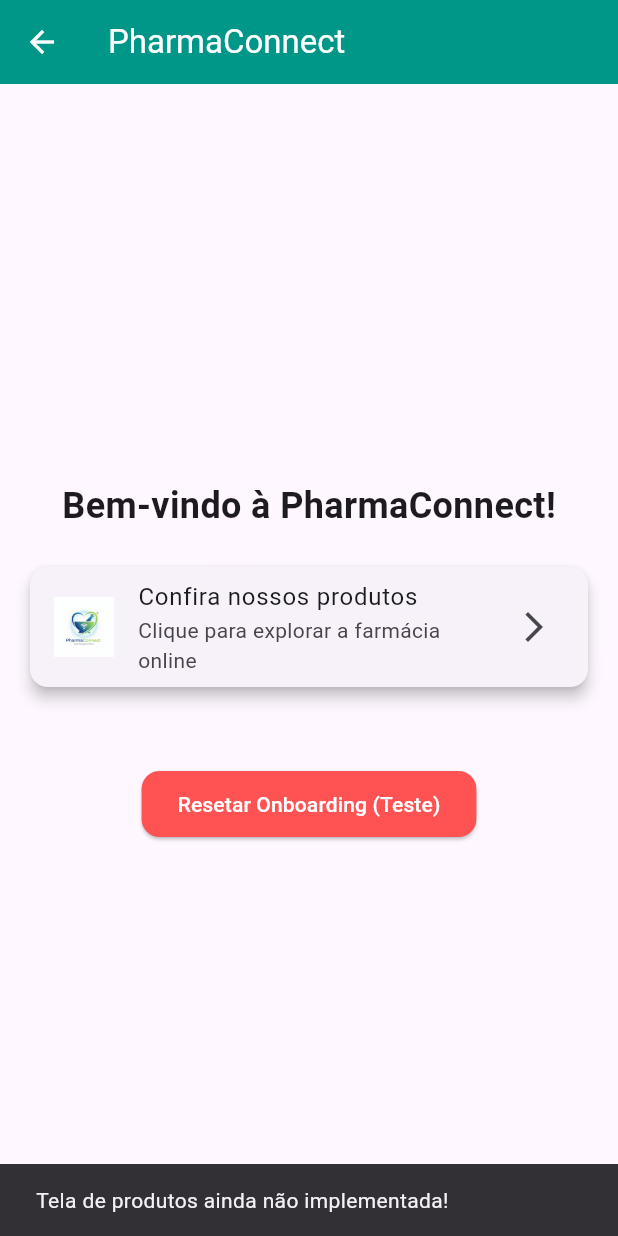
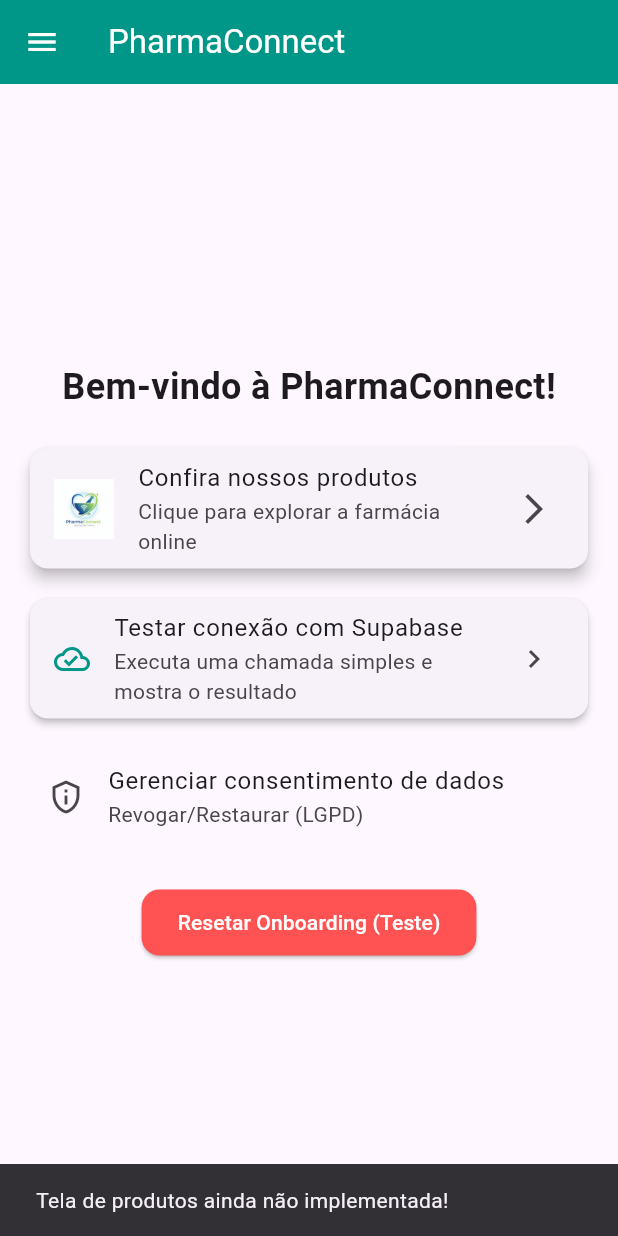
Before and after one commit to guilhermedasilva2/farmacia-apk, a Flutter app: the HomeScreen screen opened by its route, after a tap on "Confira nossos produtos", on a phone screen of 412 x 824 dp. Run offline on Flutter 3.47's test engine with Material 3 defaults, Android fonts, the phone set to English and light mode, and no system bars; our stand-ins replace dots_indicator, image_picker, shared_preferences, supabase_flutter; accounts and stored records are empty.

Commit message:
feat(drawer): add user photo avatar with fallback, local persistence, compression and EXIF/GPS stripping; accessibility semantics/tooltip and 48dp targets
- Add AvatarService for pick/process/persist
- Add UserDrawer and integrate into HomeScreen
- Add Android runtime permissions and iOS usage descriptions
- Add unit and widget tests for avatar behavior

Refs: PRD Avatar com Foto no Drawer

```diff
--- a/lib/screens/home_screen.dart
+++ b/lib/screens/home_screen.dart
@@ -1,6 +1,10 @@
 import 'package:flutter/material.dart';
 import 'package:shared_preferences/shared_preferences.dart';
+import 'package:meu_app_inicial/services/prefs_service.dart';
+import 'package:meu_app_inicial/services/consent_service.dart';
+import 'package:supabase_flutter/supabase_flutter.dart';
 import '../utils/app_routes.dart';
+import 'package:meu_app_inicial/widgets/user_drawer.dart';
 
 class HomeScreen extends StatelessWidget {
   const HomeScreen({super.key});
@@ -13,6 +17,40 @@
     navigator.pushNamedAndRemoveUntil(AppRoutes.splash, (route) => false);
   }
 
+  Future<void> _revokeConsent(BuildContext context) async {
+    final ScaffoldMessengerState messenger = ScaffoldMessenger.of(context);
+    final confirmed = await showDialog<bool>(
+      context: context,
+      builder: (ctx) => AlertDialog(
+        title: const Text('Revogar consentimento?'),
+        content: const Text('Você tem certeza que deseja revogar o consentimento?'),
+        actions: [
+          TextButton(onPressed: () => Navigator.pop(ctx, false), child: const Text('Cancelar')),
+          FilledButton(onPressed: () => Navigator.pop(ctx, true), child: const Text('Revogar')),
+        ],
+      ),
+    );
+    if (confirmed != true) return;
+
+    final prefs = await PrefsService.create();
+    final service = ConsentService(prefsService: prefs, currentConsentVersion: 1);
+    await service.revokeConsent();
+
+    messenger.clearSnackBars();
+    messenger.showSnackBar(
+      SnackBar(
+        content: const Text('Consentimento revogado'),
+        action: SnackBarAction(
+          label: 'Desfazer',
+          onPressed: () async {
+            await service.acceptConsent();
+            messenger.showSnackBar(const SnackBar(content: Text('Consentimento restaurado')));
+          },
+        ),
+      ),
+    );
+  }
+
   @override
   Widget build(BuildContext context) {
     return Scaffold(
@@ -21,6 +59,7 @@
         backgroundColor: Colors.teal,
         foregroundColor: Colors.white,
       ),
+      drawer: const UserDrawer(),
       body: Center(
         child: Padding(
           padding: const EdgeInsets.all(16.0),
@@ -49,7 +88,40 @@
                   },
                 ),
               ),
-              const SizedBox(height: 50),
+              const SizedBox(height: 12),
+              Card(
+                elevation: 2,
+                shape: RoundedRectangleBorder(borderRadius: BorderRadius.circular(12)),
+                child: ListTile(
+                  leading: const Icon(Icons.cloud_done_outlined, color: Colors.teal),
+                  title: const Text('Testar conexão com Supabase'),
+                  subtitle: const Text('Executa uma chamada simples e mostra o resultado'),
+                  trailing: const Icon(Icons.chevron_right),
+                  onTap: () async {
+                    final messenger = ScaffoldMessenger.of(context);
+                    try {
+                      final client = Supabase.instance.client;
+                      await client.from('_health_check_table').select().limit(1);
+                      messenger.showSnackBar(const SnackBar(content: Text('Conexão OK')));
+                    } catch (e) {
+                      final msg = e.toString();
+                      if (msg.contains('relation') || msg.contains('exists') || msg.contains('404') || msg.contains('Not Found') || msg.contains('Postgrest')) {
+                        messenger.showSnackBar(const SnackBar(content: Text('Conexão OK (API respondeu)')));
+                      } else {
+                        messenger.showSnackBar(SnackBar(content: Text('Falha ao conectar: $msg')));
+                      }
+                    }
+                  },
+                ),
+              ),
+              const SizedBox(height: 12),
+              ListTile(
+                leading: const Icon(Icons.privacy_tip_outlined),
+                title: const Text('Gerenciar consentimento de dados'),
+                subtitle: const Text('Revogar/Restaurar (LGPD)'),
+                onTap: () => _revokeConsent(context),
+              ),
+              const SizedBox(height: 24),
               ElevatedButton(
                 onPressed: () => _resetOnboarding(context),
                 style: ElevatedButton.styleFrom(
--- /dev/null
+++ b/lib/services/avatar_service.dart
@@ -0,0 +1,94 @@
+import 'dart:io';
+
+import 'package:flutter/foundation.dart';
+import 'package:image/image.dart' as img;
+import 'package:image_picker/image_picker.dart';
+import 'package:path_provider/path_provider.dart';
+import 'package:shared_preferences/shared_preferences.dart';
+
+class AvatarService {
+  static const String _prefsAvatarPathKey = 'user_avatar_path_v1';
+  static const String _prefsUserNameKey = 'user_display_name_v1';
+
+  final ImagePicker _picker;
+  final SharedPreferences _prefs;
+
+  AvatarService({ImagePicker? picker, required SharedPreferences prefs})
+      : _picker = picker ?? ImagePicker(),
+        _prefs = prefs;
+
+  static Future<AvatarService> create() async {
+    final prefs = await SharedPreferences.getInstance();
+    return AvatarService(prefs: prefs);
+  }
+
+  Future<String?> getSavedAvatarPath() async {
+    return _prefs.getString(_prefsAvatarPathKey);
+  }
+
+  Future<void> clearAvatar() async {
+    final path = _prefs.getString(_prefsAvatarPathKey);
+    if (path != null) {
+      try {
+        final f = File(path);
+        if (await f.exists()) {
+          await f.delete();
+        }
+      } catch (_) {
+        // ignore cleanup errors
+      }
+    }
+    await _prefs.remove(_prefsAvatarPathKey);
+  }
+
+  Future<void> saveUserDisplayName(String name) async {
+    await _prefs.setString(_prefsUserNameKey, name);
+  }
+
+  String getUserDisplayName({String fallback = 'Usuário'}) {
+    return _prefs.getString(_prefsUserNameKey) ?? fallback;
+  }
+
+  String initialsFromName(String name) {
+    final parts = name.trim().split(RegExp(r"\s+"));
+    if (parts.isEmpty) return 'U';
+    final first = parts.first.isNotEmpty ? parts.first[0] : '';
+    final last = parts.length > 1 && parts.last.isNotEmpty ? parts.last[0] : '';
+    final letters = (first + last).toUpperCase();
+    return letters.isEmpty ? 'U' : letters;
+  }
+
+  Future<String?> pickAndProcessAvatar({ImageSource source = ImageSource.gallery}) async {
+    final XFile? picked = await _picker.pickImage(source: source, imageQuality: 100);
+    if (picked == null) return null;
+
+    final bytes = await picked.readAsBytes();
+    final processed = await compute(processImageBytesForAvatar, bytes);
+
+    final dir = await getApplicationDocumentsDirectory();
+    final avatarsDir = Directory('${dir.path}/avatars');
+    if (!await avatarsDir.exists()) {
+      await avatarsDir.create(recursive: true);
+    }
+    final filePath = '${avatarsDir.path}/avatar.jpg';
+    final file = File(filePath);
+    await file.writeAsBytes(processed, flush: true);
+
+    await _prefs.setString(_prefsAvatarPathKey, filePath);
+    return filePath;
+  }
+}
+
+/// Processes image bytes for avatar: resizes to max 512, compresses, strips metadata.
+Uint8List processImageBytesForAvatar(Uint8List originalBytes) {
+  // Decode image and strip metadata by re-encoding
+  final decoded = img.decodeImage(originalBytes);
+  if (decoded == null) return originalBytes;
+
+  // Resize to fit within 512x512, maintaining aspect ratio
+  final resized = img.copyResize(decoded, width: 512, height: 512, interpolation: img.Interpolation.average, maintainAspect: true);
+
+  // Encode to JPEG with quality 85 (drops EXIF/GPS by default)
+  final encoded = img.encodeJpg(resized, quality: 85);
+  return Uint8List.fromList(encoded);
+}
--- /dev/null
+++ b/lib/widgets/user_drawer.dart
@@ -0,0 +1,189 @@
+import 'dart:io';
+
+import 'package:flutter/material.dart';
+import 'package:image_picker/image_picker.dart';
+import 'package:meu_app_inicial/services/avatar_service.dart';
+
+class UserDrawer extends StatefulWidget {
+  const UserDrawer({super.key});
+
+  @override
+  State<UserDrawer> createState() => _UserDrawerState();
+}
+
+class _UserDrawerState extends State<UserDrawer> {
+  String? _avatarPath;
+  AvatarService? _avatarService;
+
+  @override
+  void initState() {
+    super.initState();
+    _init();
+  }
+
+  Future<void> _init() async {
+    final service = await AvatarService.create();
+    final saved = await service.getSavedAvatarPath();
+    if (mounted) {
+      setState(() {
+        _avatarService = service;
+        _avatarPath = saved;
+      });
+    }
+  }
+
+  Future<void> _pick(ImageSource source) async {
+    final service = _avatarService ?? await AvatarService.create();
+    _avatarService = service;
+    final path = await service.pickAndProcessAvatar(source: source);
+    if (mounted) {
+      setState(() => _avatarPath = path);
+    }
+  }
+
+  @override
+  Widget build(BuildContext context) {
+    final String displayName = _avatarService?.getUserDisplayName() ?? 'Usuário';
+    final String initials = (_avatarService?.initialsFromName(displayName)) ?? 'U';
+
+    final Widget avatar = Semantics(
+      label: 'Foto de perfil do usuário',
+      hint: _avatarPath == null ? 'Toque para adicionar foto' : 'Toque para alterar foto',
+      button: true,
+      child: Tooltip(
+        message: _avatarPath == null ? 'Adicionar foto' : 'Alterar foto',
+        child: InkWell(
+          onTap: () async {
+            final source = await showModalBottomSheet<ImageSource>(
+              context: context,
+              showDragHandle: true,
+              builder: (ctx) => SafeArea(
+                child: Column(
+                  mainAxisSize: MainAxisSize.min,
+                  children: [
+                    ListTile(
+                      leading: const Icon(Icons.photo_camera_outlined),
+                      title: const Text('Câmera'),
+                      onTap: () => Navigator.pop(ctx, ImageSource.camera),
+                    ),
+                    ListTile(
+                      leading: const Icon(Icons.photo_library_outlined),
+                      title: const Text('Galeria'),
+                      onTap: () => Navigator.pop(ctx, ImageSource.gallery),
+                    ),
+                    if (_avatarPath != null)
+                      ListTile(
+                        leading: const Icon(Icons.delete_outline),
+                        title: const Text('Remover foto'),
+                        onTap: () async {
+                          Navigator.pop(ctx);
+                  final service = _avatarService ?? await AvatarService.create();
+                  _avatarService = service;
+                  await service.clearAvatar();
+                          if (mounted) {
+                            setState(() => _avatarPath = null);
+                          }
+                        },
+                      ),
+                  ],
+                ),
+              ),
+            );
+            if (source != null) {
+              await _pick(source);
+            }
+          },
+          child: ConstrainedBox(
+            constraints: const BoxConstraints(minWidth: 48, minHeight: 48),
+            child: CircleAvatar(
+              radius: 32,
+              backgroundColor: Theme.of(context).colorScheme.primaryContainer,
+              foregroundColor: Theme.of(context).colorScheme.onPrimaryContainer,
+              backgroundImage: _avatarPath != null ? FileImage(File(_avatarPath!)) : null,
+              child: _avatarPath == null
+                  ? Text(
+                      initials,
+                      style: const TextStyle(fontSize: 20, fontWeight: FontWeight.bold),
+                    )
+                  : null,
+            ),
+          ),
+        ),
+      ),
+    );
+
+    return Drawer(
+      child: SafeArea(
+        child: Column(
+          crossAxisAlignment: CrossAxisAlignment.stretch,
+          children: [
+            Padding(
+              padding: const EdgeInsets.all(16.0),
+              child: Row(
+                children: [
+                  avatar,
+                  const SizedBox(width: 12),
+                  Expanded(
+                    child: Column(
+                      crossAxisAlignment: CrossAxisAlignment.start,
+                      children: [
+                        Text(
+                          displayName,
+                          style: Theme.of(context).textTheme.titleMedium,
+                          maxLines: 1,
+                          overflow: TextOverflow.ellipsis,
+                        ),
+                        Text(
+                          'Perfil',
+                          style: Theme.of(context).textTheme.bodySmall,
+                        ),
+                      ],
+                    ),
+                  ),
+                ],
+              ),
+            ),
+            const Divider(height: 1),
+            ListTile(
+              leading: const Icon(Icons.person_outline),
+              title: const Text('Alterar nome'),
+              onTap: () async {
+                final controller = TextEditingController(text: displayName);
+                final newName = await showDialog<String>(
+                  context: context,
+                  builder: (ctx) => AlertDialog(
+                    title: const Text('Seu nome'),
+                    content: TextField(
+                      controller: controller,
+                      decoration: const InputDecoration(hintText: 'Digite seu nome'),
+                      textInputAction: TextInputAction.done,
+                    ),
+                    actions: [
+                      TextButton(onPressed: () => Navigator.pop(ctx), child: const Text('Cancelar')),
+                      FilledButton(onPressed: () => Navigator.pop(ctx, controller.text.trim()), child: const Text('Salvar')),
+                    ],
+                  ),
+                );
+                if (newName != null && newName.isNotEmpty) {
+                  final service = _avatarService ?? await AvatarService.create();
+                  _avatarService = service;
+                  await service.saveUserDisplayName(newName);
+                  if (mounted) setState(() {});
+                }
+              },
+            ),
+            const Spacer(),
+            Padding(
+              padding: const EdgeInsets.all(16.0),
+              child: Text(
+                'PharmaConnect',
+                textAlign: TextAlign.center,
+                style: Theme.of(context).textTheme.bodySmall,
+              ),
+            )
+          ],
+        ),
+      ),
+    );
+  }
+}
```
Also changed, not shown: pubspec.yaml (+17 -0 lines), 4 other files.
